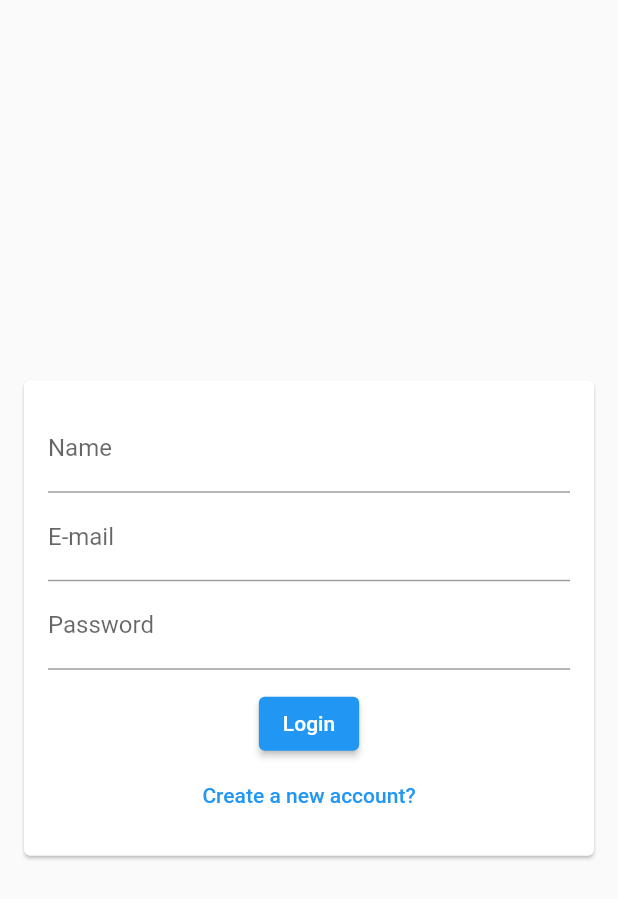
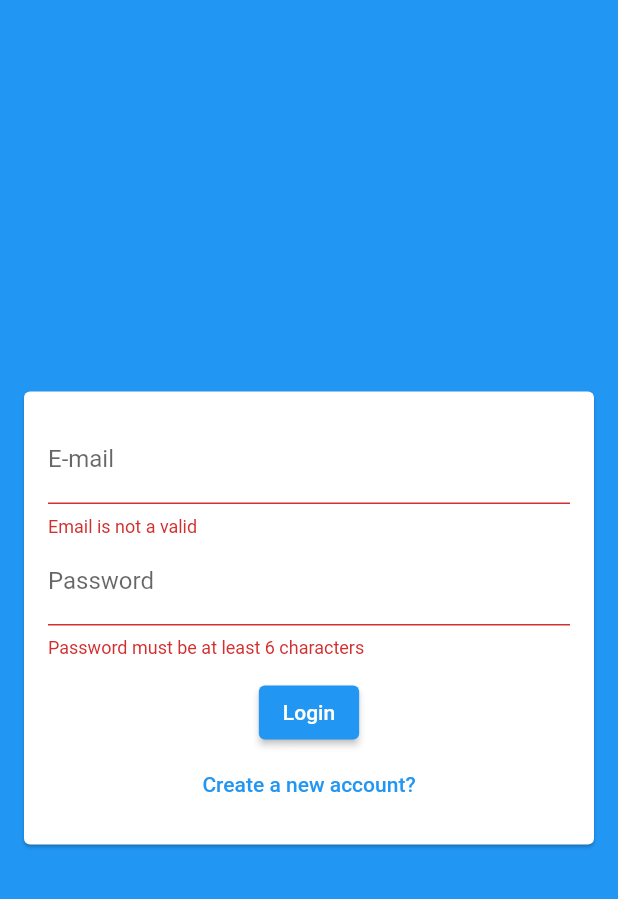
Before and after one commit to JacksonMonteiro/flutter_chat_app, a Flutter app: the screen it shows after launch, after a tap on "Login", on a phone screen of 412 x 824 dp. Shown: the top 899 px of the screen. Run offline on Flutter 3.47's test engine with Material 2 defaults, Android fonts, the phone set to English and light mode, and no system bars.

Commit message:
AuthFormData model class, Some changes in AuthView, AuthForm Validation, AuthView and AuthForm validation function

```diff
--- a/lib/components/auth_form.dart
+++ b/lib/components/auth_form.dart
@@ -1,7 +1,27 @@
+import 'package:chat/models/auth_form_data.dart';
 import 'package:flutter/material.dart';
 
-class AuthForm extends StatelessWidget {
-  const AuthForm({super.key});
+class AuthForm extends StatefulWidget {
+  final void Function(AuthFormData) onSubmit;
+
+  const AuthForm({
+    super.key,
+    required this.onSubmit,
+  });
+
+  @override
+  State<AuthForm> createState() => _AuthFormState();
+}
+
+class _AuthFormState extends State<AuthForm> {
+  final _formData = AuthFormData();
+  final _formKey = GlobalKey<FormState>();
+
+  void _submit() {
+    final isValid = _formKey.currentState?.validate() ?? false;
+    if (!isValid) return;
+    widget.onSubmit(_formData);
+  }
 
   @override
   Widget build(BuildContext context) {
@@ -10,27 +30,66 @@ class AuthForm extends StatelessWidget {
         child: Padding(
           padding: const EdgeInsets.all(16),
           child: Form(
+            key: _formKey,
             child: Column(
               children: [
+                if (_formData.isSignup)
+                  TextFormField(
+                    key: ValueKey('email'),
+                    initialValue: _formData.name,
+                    onChanged: (name) => _formData.name = name,
+                    decoration: InputDecoration(labelText: 'Name'),
+                    validator: (_name) {
+                      final name = _name ?? '';
+                      if (name.trim().length < 5) {
+                        return 'Name must be at least 5 characters';
+                      }
+
+                      return null;
+                    },
+                  ),
                 TextFormField(
-                  decoration: InputDecoration(labelText: 'Name'),
+                  key: ValueKey('name'),
+                  initialValue: _formData.email,
+                  onChanged: (email) => _formData.email = email,
+                  decoration: InputDecoration(labelText: 'E-mail'),
+                  validator: (_email) {
+                    final email = _email ?? '';
+                    if (!email.contains('@')) {
+                      return 'Email is not a valid';
+                    }
+
+                    return null;
+                  },
                 ),
                 TextFormField(
-                  decoration: InputDecoration(labelText: 'E-mail'),
-                ),
-                TextFormField(
+                  key: ValueKey('password'),
+                  initialValue: _formData.password,
+                  onChanged: (password) => _formData.password = password,
                   obscureText: true,
                   decoration: InputDecoration(labelText: 'Password'),
+                  validator: (_password) {
+                    final password = _password ?? '';
+                    if (password.length < 6) {
+                      return 'Password must be at least 6 characters';
+                    }
+                    return null;
+                  },
                 ),
                 SizedBox(height: 12),
                 ElevatedButton(
-                  onPressed: () {},
-                  child: Text('Login'),
+                  onPressed: _submit,
+                  child: Text(_formData.isLogin ? 'Login' : 'Register'),
                 ),
                 TextButton(
-                  onPressed: () {},
-                  child: Text('Create a new account?')
-                ),
+                    onPressed: () {
+                      setState(() {
+                        _formData.toggleAuthMode();
+                      });
+                    },
+                    child: Text(_formData.isLogin
+                        ? 'Create a new account?'
+                        : 'Already have an account?')),
               ],
             ),
           ),
--- /dev/null
+++ b/lib/models/auth_form_data.dart
@@ -0,0 +1,23 @@
+import 'dart:io';
+
+enum AuthMode { SIGNUP, LOGIN }
+
+class AuthFormData {
+  String name = '';
+  String email = '';
+  String password = '';
+  File? image;
+  AuthMode _mode = AuthMode.LOGIN;
+
+  bool get isLogin {
+    return _mode == AuthMode.LOGIN;
+  }
+
+  bool get isSignup {
+    return _mode == AuthMode.SIGNUP;
+  }
+
+  void toggleAuthMode() {
+    _mode = isLogin ? AuthMode.SIGNUP : AuthMode.LOGIN;
+  }
+}
--- a/lib/views/auth_view.dart
+++ b/lib/views/auth_view.dart
@@ -1,16 +1,41 @@
 import 'package:chat/components/auth_form.dart';
+import 'package:chat/models/auth_form_data.dart';
 import 'package:flutter/material.dart';
 
-class AuthView extends StatelessWidget {
+class AuthView extends StatefulWidget {
   const AuthView({super.key});
+
+  @override
+  State<AuthView> createState() => _AuthViewState();
+}
+
+class _AuthViewState extends State<AuthView> {
+  bool _isLoading = false;
+
+  void _handleSubmit(AuthFormData data) {
+    setState(() => _isLoading = true);
+    setState(() => _isLoading = false);
+  }
 
   @override
   Widget build(BuildContext context) {
     return Scaffold(
-      body: Center(
-        child: SingleChildScrollView(
-          child: AuthForm(),
-        ),
+      backgroundColor: Theme.of(context).colorScheme.primary,
+      body: Stack(
+        children: [
+          Center(
+            child: SingleChildScrollView(
+              child: AuthForm(
+                onSubmit: _handleSubmit,
+              ),
+            ),
+          ),
+          if (_isLoading)
+            Container(
+              decoration: BoxDecoration(color: Color.fromRGBO(0, 0, 0, 0.5)),
+              child: Center(child: CircularProgressIndicator()),
+            ),
+        ],
       ),
     );
   }
```
